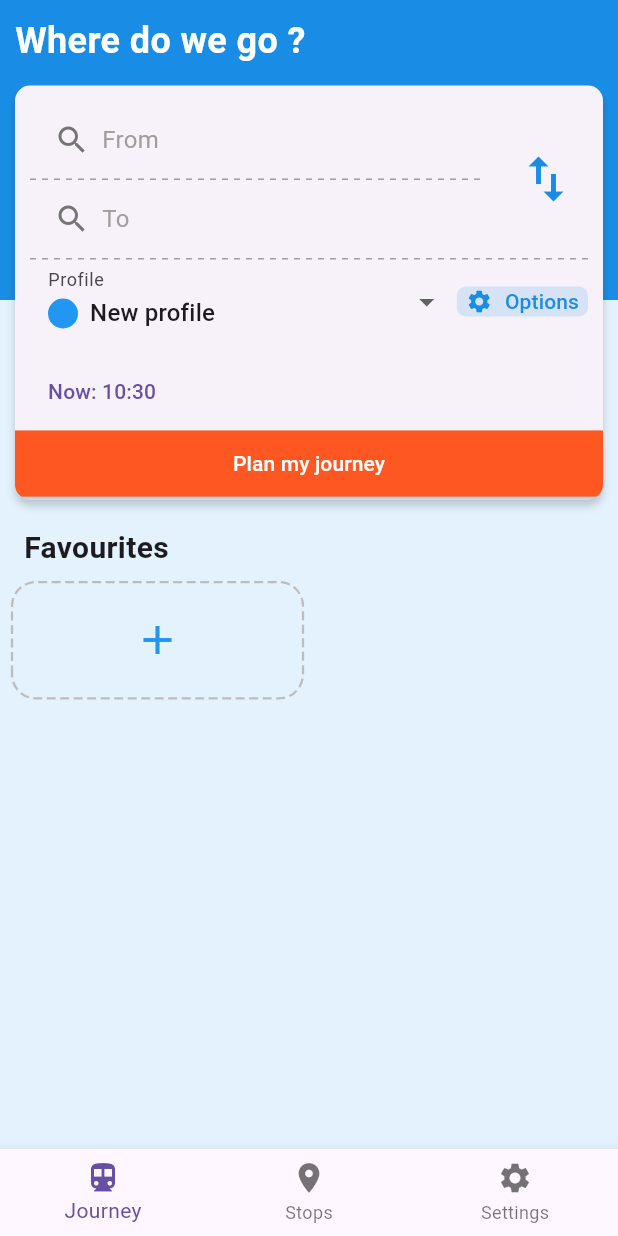
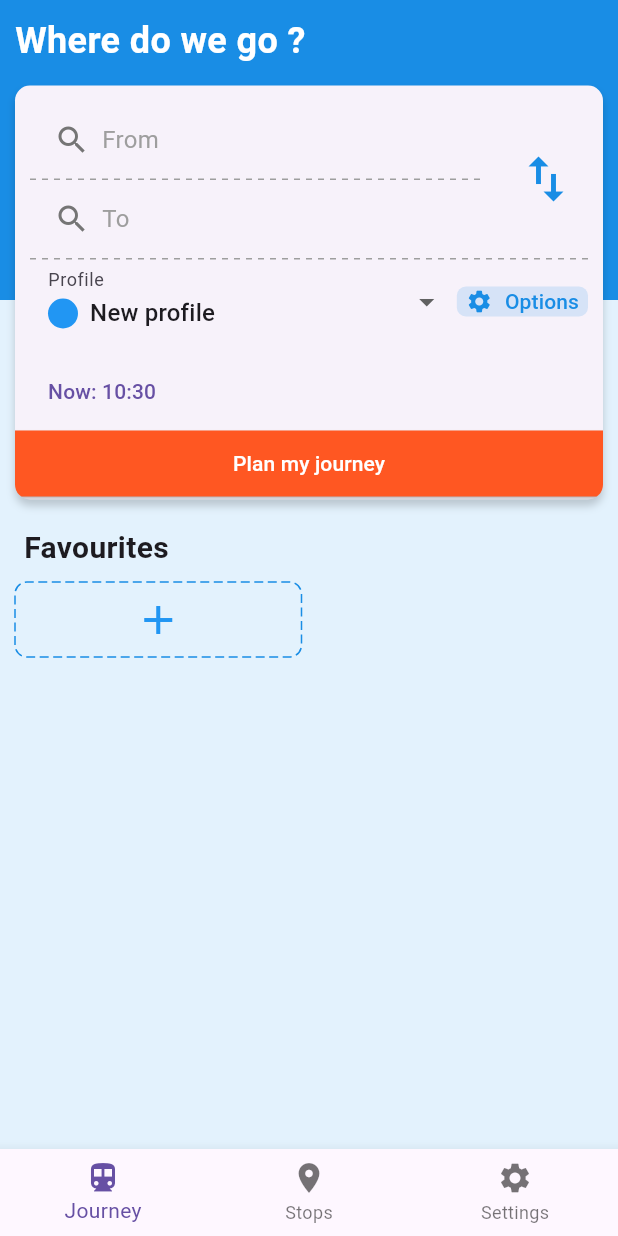
Before and after one commit to BhasherBEL/OtpAnd, a Flutter app: the screen it shows after launch, on a phone screen of 412 x 824 dp. Run offline on Flutter 3.47's test engine with Material 3 defaults, Android fonts, the phone set to English and light mode, and no system bars; drawn by our look-alikes of dotted_border, dotted_line; our stand-ins replace geolocator, shared_preferences, sqflite, timelines_plus; missing offline and left inert: maps_launcher; accounts and stored records are empty; network calls fail.

Commit message:
Favourites stops

```diff
--- a/lib/pages/journeys/favourites.dart
+++ b/lib/pages/journeys/favourites.dart
@@ -3,6 +3,8 @@ import 'package:flutter/material.dart';
 import 'package:otpand/db/crud/favourites.dart';
 import 'package:otpand/objects/favourite.dart';
 import 'package:otpand/objs.dart';
+import 'package:otpand/pages/journeys/favourite.dart';
+import 'package:otpand/utils/colors.dart';
 import 'package:otpand/widgets/search/searchmodal.dart';
 
 class FavouritesWidget extends StatefulWidget {
@@ -50,28 +52,28 @@ class _FavouritesWidgetState extends State<FavouritesWidget> {
             items.add(null);
 
             return Padding(
-              padding: const EdgeInsets.symmetric(horizontal: 8.0),
+              padding: const EdgeInsets.symmetric(horizontal: 10),
               child: GridView.builder(
                 shrinkWrap: true,
                 physics: const NeverScrollableScrollPhysics(),
                 itemCount: items.length,
                 gridDelegate: const SliverGridDelegateWithFixedCrossAxisCount(
                   crossAxisCount: 2,
-                  childAspectRatio: 2.5,
-                  crossAxisSpacing: 8,
-                  mainAxisSpacing: 8,
+                  crossAxisSpacing: 10,
+                  mainAxisSpacing: 10,
+                  mainAxisExtent: 50,
                 ),
                 itemBuilder: (context, index) {
                   final fav = items[index];
                   if (fav == null) {
                     return DottedBorder(
                       borderType: BorderType.RRect,
-                      radius: const Radius.circular(16),
+                      radius: const Radius.circular(8),
                       dashPattern: const [6, 3],
-                      color: Colors.grey.shade400,
-                      strokeWidth: 1.5,
+                      color: primary500,
+                      strokeWidth: 1,
                       child: InkWell(
-                        borderRadius: BorderRadius.circular(16),
+                        borderRadius: BorderRadius.circular(8),
                         onTap: () async {
                           final Location? location = await SearchModal.show(
                             context,
@@ -88,16 +90,9 @@ class _FavouritesWidgetState extends State<FavouritesWidget> {
                         ),
                       ),
                     );
+                  } else {
+                    return FavouriteWidget(favourite: fav, onChanged: _reload);
                   }
-                  return Card(
-                    child: Center(
-                      child: Text(
-                        fav.name,
-                        style: const TextStyle(fontSize: 16),
-                        textAlign: TextAlign.center,
-                      ),
-                    ),
-                  );
                 },
               ),
             );
```
Also changed, not shown: lib/objects/route.dart (+8 -0 lines), lib/pages/journeys/favourite.dart (added, +134 -0 lines).
